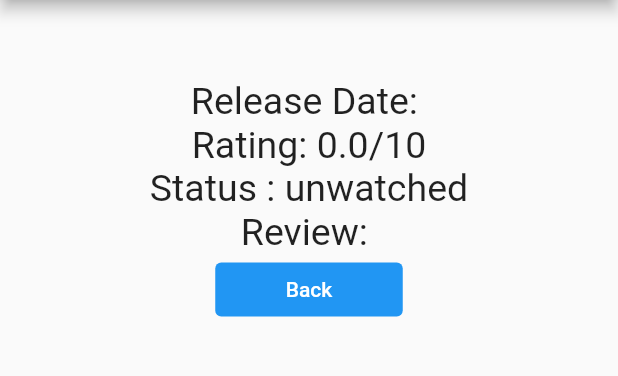
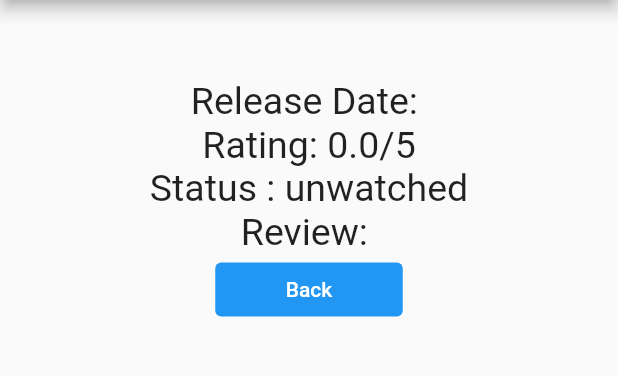
Before and after one commit to ivanrbnc/pbp-flutter-lab, a Flutter app: the MyWatchListDetail screen opened directly with empty values, on a phone screen of 412 x 824 dp, the part 84-460 px from its top. Run offline on Flutter 3.47's test engine with Material 2 defaults, Android fonts, the phone set to English and light mode, and no system bars; network calls fail.

```diff
--- a/lib/page/show_watchlist.dart
+++ b/lib/page/show_watchlist.dart
@@ -16,8 +16,8 @@ class MyWatchList extends StatefulWidget {
 
 class _MyWatchListState extends State<MyWatchList> {
   Future<List<WatchList>> fetchWatchlist() async {
-    var url = Uri.parse(
-        'https://jsonplaceholder.typicode.com/todos?_start=0&_limit=10');
+    var url =
+        Uri.parse('http://ivanrbnc-pbp-tugas2.herokuapp.com/mywatchlist/json/');
     var response = await http.get(
       url,
       headers: {
--- a/lib/page/show_watchlist_detail.dart
+++ b/lib/page/show_watchlist_detail.dart
@@ -70,7 +70,7 @@ class MyWatchListDetail extends StatelessWidget {
           )),
           Text("Release Date: " + myWatchList.releaseDate,
               style: TextStyle(fontSize: 25)),
-          Text("Rating: " + myWatchList.rating.toString() + "/10",
+          Text("Rating: " + myWatchList.rating.toString() + "/5",
               style: TextStyle(fontSize: 25)),
           myWatchList.watched
               ? Text("Status : watched", style: TextStyle(fontSize: 25))
```
